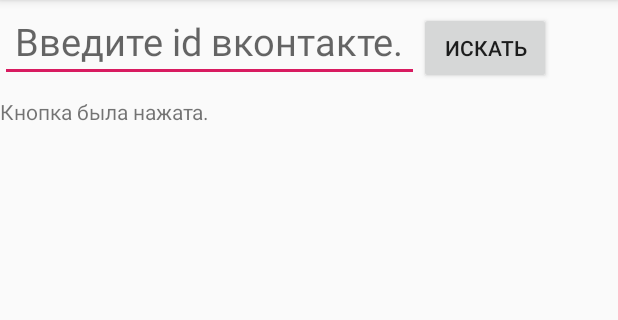
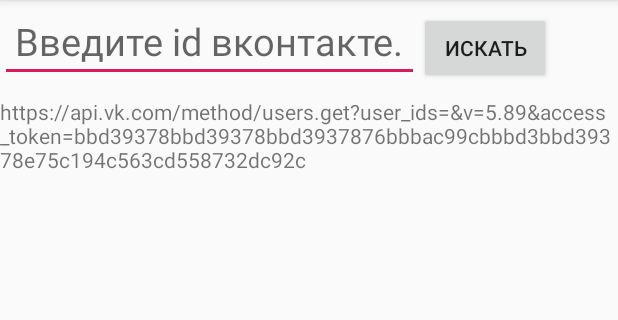
Before and after one commit to shumvlesu/VKInfo, an Android app: the screen it shows after launch (MainActivity), after a tap on "ИСКАТЬ", on a phone screen of 412 x 824 dp, the part 84-404 px from its top. Run offline under Robolectric (Android 15) with nearby library versions, the phone set to English and light mode, and no system bars.

Commit message:
6 урок

```diff
--- a/app/src/main/java/com/hfad/vkinfo/MainActivity.java
+++ b/app/src/main/java/com/hfad/vkinfo/MainActivity.java
@@ -6,6 +6,10 @@
 import android.widget.Button;
 import android.widget.EditText;
 import android.widget.TextView;
+
+import java.net.URL;
+
+import static com.hfad.vkinfo.utils.NetworkUtils.generateURL;
 
 public class MainActivity extends AppCompatActivity {
 
@@ -16,7 +20,7 @@
         super.onCreate(savedInstanceState);
         setContentView(R.layout.activity_main);
 
-        EditText searchField = findViewById(R.id.et_search_field);
+        final EditText searchField = findViewById(R.id.et_search_field);
         Button searchButton =  findViewById(R.id.b_search_vk);
 
         result = findViewById(R.id.tv_result);
@@ -24,7 +28,8 @@
         View.OnClickListener onClickListener = new View.OnClickListener() {
             @Override
             public void onClick(View view) {
-                result.setText("Кнопка была нажата.");
+                URL generatedURL = generateURL(searchField.getText().toString());
+                result.setText(generatedURL.toString());
             }
         };
 
--- /dev/null
+++ b/app/src/main/java/com/hfad/vkinfo/utils/NetworkUtils.java
@@ -0,0 +1,34 @@
+package com.hfad.vkinfo.utils;
+
+import android.net.Uri;
+
+import java.net.MalformedURLException;
+import java.net.URL;
+
+public class NetworkUtils {
+//https://api.vk.com/method/users.get?user_ids=1982860&v=5.89&access_token=bbd39378bbd39378bbd3937876bbbac99cbbbd3bbd39378e75c194c563cd558732dc92c
+
+    private static final String VK_API_BASE_URL = "https://api.vk.com";
+    private static final String VK_USERS_GET = "/method/users.get";
+    private static final String PARAM_USER_IDS = "user_ids";
+    private static final String PARAM_USER_VERSION = "v";
+    private static final String PARAM_ACCESS_TOKEN = "access_token";
+
+    public static URL generateURL(String userId) {
+        Uri buildUri = Uri.parse(VK_API_BASE_URL + VK_USERS_GET).buildUpon()
+                .appendQueryParameter(PARAM_USER_IDS, userId)
+                .appendQueryParameter(PARAM_USER_VERSION, "5.89")
+                .appendQueryParameter(PARAM_ACCESS_TOKEN, "bbd39378bbd39378bbd3937876bbbac99cbbbd3bbd39378e75c194c563cd558732dc92c")
+                .build();
+
+        URL url = null;
+        try {
+            url = new URL(buildUri.toString());
+        } catch (MalformedURLException e) {
+            e.printStackTrace();
+        }
+        return url;
+
+    }
+
+}
```
